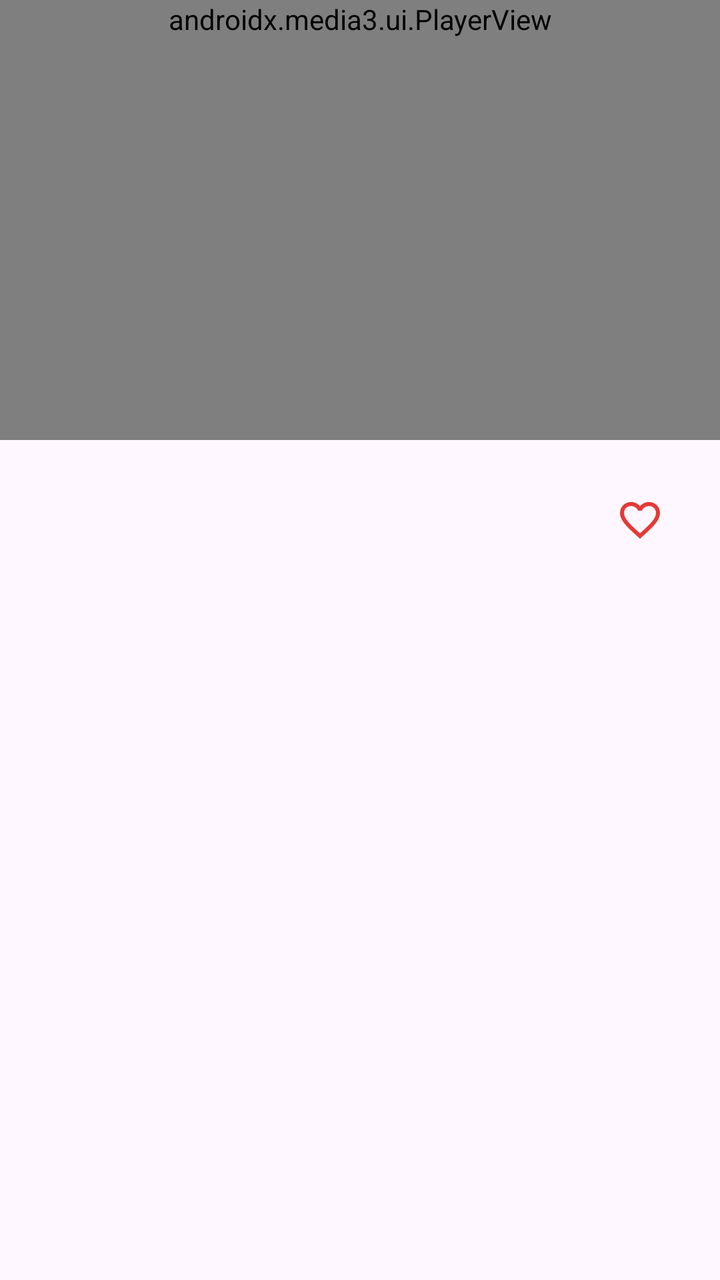
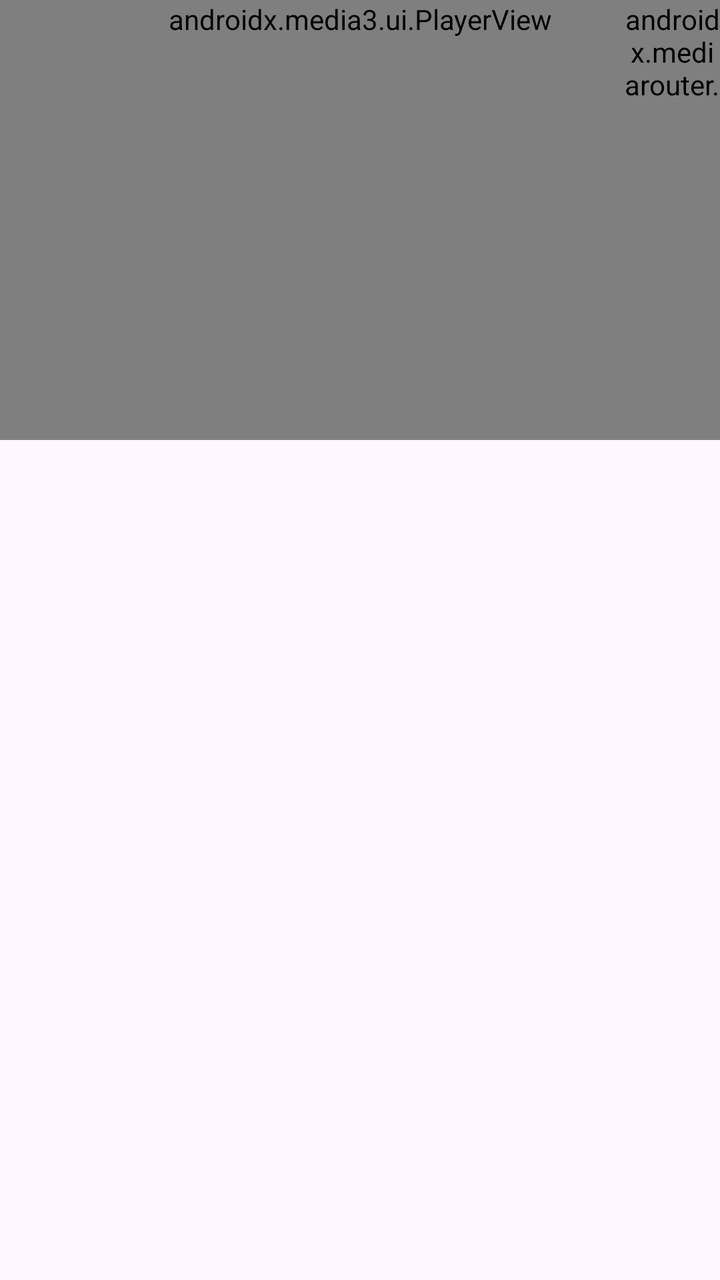

Screens rendered from an Android XML layout before and after an edit, with the pre-edit source and the edit as a unified diff.
<!-- AndroidManifest.xml: activity theme Theme.CarTube.Player -->
<!-- res/layout/activity_player.xml -->
<?xml version="1.0" encoding="utf-8"?>
<LinearLayout xmlns:android="http://schemas.android.com/apk/res/android"
    xmlns:app="http://schemas.android.com/apk/res-auto"
    android:layout_width="match_parent"
    android:layout_height="match_parent"
    android:background="@android:color/black"
    android:orientation="vertical">

    <FrameLayout
        android:id="@+id/playerContainer"
        android:layout_width="match_parent"
        android:layout_height="wrap_content">

        <androidx.media3.ui.PlayerView
            android:id="@+id/playerView"
            android:layout_width="match_parent"
            android:layout_height="wrap_content"
            android:layout_gravity="center"
            android:minHeight="220dp"
            app:resize_mode="fit"
            app:show_buffering="never" />

        <ProgressBar
            android:id="@+id/loading"
            android:layout_width="wrap_content"
            android:layout_height="wrap_content"
            android:layout_gravity="center"
            android:visibility="gone" />

        <TextView
            android:id="@+id/carOverlay"
            android:layout_width="match_parent"
            android:layout_height="match_parent"
            android:background="@android:color/black"
            android:gravity="center"
            android:padding="24dp"
            android:text="@string/car_audio_only"
            android:textColor="@android:color/white"
            android:textSize="18sp"
            android:visibility="gone" />
    </FrameLayout>

    <LinearLayout
        android:id="@+id/info"
        android:layout_width="match_parent"
        android:layout_height="0dp"
        android:layout_weight="1"
        android:background="?android:attr/colorBackground"
        android:orientation="horizontal"
        android:padding="16dp">

        <LinearLayout
            android:layout_width="0dp"
            android:layout_height="wrap_content"
            android:layout_weight="1"
            android:orientation="vertical">

            <TextView
                android:id="@+id/title"
                android:layout_width="match_parent"
                android:layout_height="wrap_content"
                android:textAppearance="?attr/textAppearanceTitleMedium" />

            <TextView
                android:id="@+id/uploader"
                android:layout_width="match_parent"
                android:layout_height="wrap_content"
                android:layout_marginTop="4dp"
                android:textAppearance="?attr/textAppearanceBodyMedium" />
        </LinearLayout>

        <ImageButton
            android:id="@+id/favorite"
            android:layout_width="48dp"
            android:layout_height="48dp"
            android:background="?attr/selectableItemBackgroundBorderless"
            android:contentDescription="@string/favorite"
            android:src="@drawable/ic_favorite_border"
            app:tint="@color/brand" />
    </LinearLayout>
</LinearLayout>
<!-- resources referenced by this layout -->
<resources>
  <color name="brand">#E53935</color>
  <!-- drawable ic_favorite_border (drawable) -->
  <vector xmlns:android="http://schemas.android.com/apk/res/android"
      android:width="24dp" android:height="24dp" android:viewportWidth="24" android:viewportHeight="24">
      <path android:fillColor="#FFFFFFFF"
          android:pathData="M16.5,3c-1.74,0 -3.41,0.81 -4.5,2.09C10.91,3.81 9.24,3 7.5,3 4.42,3 2,5.42 2,8.5c0,3.78 3.4,6.86 8.55,11.54L12,21.35l1.45,-1.32C18.6,15.36 22,12.28 22,8.5 22,5.42 19.58,3 16.5,3zM12.1,18.55l-0.1,0.1 -0.1,-0.1C7.14,14.24 4,11.39 4,8.5 4,6.5 5.5,5 7.5,5c1.54,0 3.04,0.99 3.57,2.36h1.87C13.46,5.99 14.96,5 16.5,5c2,0 3.5,1.5 3.5,3.5 0,2.89 -3.14,5.74 -7.9,10.05z" />
  </vector>
  <string name="car_audio_only">Ansluten till bilen – endast ljud.\nStyr uppspelningen från bilens skärm.</string>
  <string name="favorite">Favorit</string>
  <style name="Theme.CarTube.Player">
          <item name="android:windowBackground">@android:color/black</item>
      </style>
</resources>

<!-- the commit's change to res/layout/activity_player.xml (unified diff, before → after) -->
@@ -27,6 +27,13 @@
             android:layout_gravity="center"
             android:visibility="gone" />
 
+        <androidx.mediarouter.app.MediaRouteButton
+            android:id="@+id/castButton"
+            android:layout_width="48dp"
+            android:layout_height="48dp"
+            android:layout_gravity="top|end"
+            android:theme="@style/ThemeOverlay.CarTube.CastButton" />
+
         <TextView
             android:id="@+id/carOverlay"
             android:layout_width="match_parent"
@@ -40,42 +47,13 @@
             android:visibility="gone" />
     </FrameLayout>
 
-    <LinearLayout
-        android:id="@+id/info"
+    <androidx.recyclerview.widget.RecyclerView
+        android:id="@+id/details"
         android:layout_width="match_parent"
         android:layout_height="0dp"
         android:layout_weight="1"
         android:background="?android:attr/colorBackground"
-        android:orientation="horizontal"
-        android:padding="16dp">
-
-        <LinearLayout
-            android:layout_width="0dp"
-            android:layout_height="wrap_content"
-            android:layout_weight="1"
-            android:orientation="vertical">
-
-            <TextView
-                android:id="@+id/title"
-                android:layout_width="match_parent"
-                android:layout_height="wrap_content"
-                android:textAppearance="?attr/textAppearanceTitleMedium" />
-
-            <TextView
-                android:id="@+id/uploader"
-                android:layout_width="match_parent"
-                android:layout_height="wrap_content"
-                android:layout_marginTop="4dp"
-                android:textAppearance="?attr/textAppearanceBodyMedium" />
-        </LinearLayout>
-
-        <ImageButton
-            android:id="@+id/favorite"
-            android:layout_width="48dp"
-            android:layout_height="48dp"
-            android:background="?attr/selectableItemBackgroundBorderless"
-            android:contentDescription="@string/favorite"
-            android:src="@drawable/ic_favorite_border"
-            app:tint="@color/brand" />
-    </LinearLayout>
+        android:clipToPadding="false"
+        android:paddingBottom="8dp"
+        app:layoutManager="androidx.recyclerview.widget.LinearLayoutManager" />
 </LinearLayout>
<!-- resource entries referenced after the edit -->
@@ -1,14 +1,7 @@
 <!-- resources referenced by this layout -->
 <resources>
-  <color name="brand">#E53935</color>
-  <!-- drawable ic_favorite_border (drawable) -->
-  <vector xmlns:android="http://schemas.android.com/apk/res/android"
-      android:width="24dp" android:height="24dp" android:viewportWidth="24" android:viewportHeight="24">
-      <path android:fillColor="#FFFFFFFF"
-          android:pathData="M16.5,3c-1.74,0 -3.41,0.81 -4.5,2.09C10.91,3.81 9.24,3 7.5,3 4.42,3 2,5.42 2,8.5c0,3.78 3.4,6.86 8.55,11.54L12,21.35l1.45,-1.32C18.6,15.36 22,12.28 22,8.5 22,5.42 19.58,3 16.5,3zM12.1,18.55l-0.1,0.1 -0.1,-0.1C7.14,14.24 4,11.39 4,8.5 4,6.5 5.5,5 7.5,5c1.54,0 3.04,0.99 3.57,2.36h1.87C13.46,5.99 14.96,5 16.5,5c2,0 3.5,1.5 3.5,3.5 0,2.89 -3.14,5.74 -7.9,10.05z" />
-  </vector>
   <string name="car_audio_only">Ansluten till bilen – endast ljud.\nStyr uppspelningen från bilens skärm.</string>
-  <string name="favorite">Favorit</string>
+  <style name="ThemeOverlay.CarTube.CastButton" parent="ThemeOverlay.Material3.Dark" />
   <style name="Theme.CarTube.Player">
           <item name="android:windowBackground">@android:color/black</item>
       </style>
